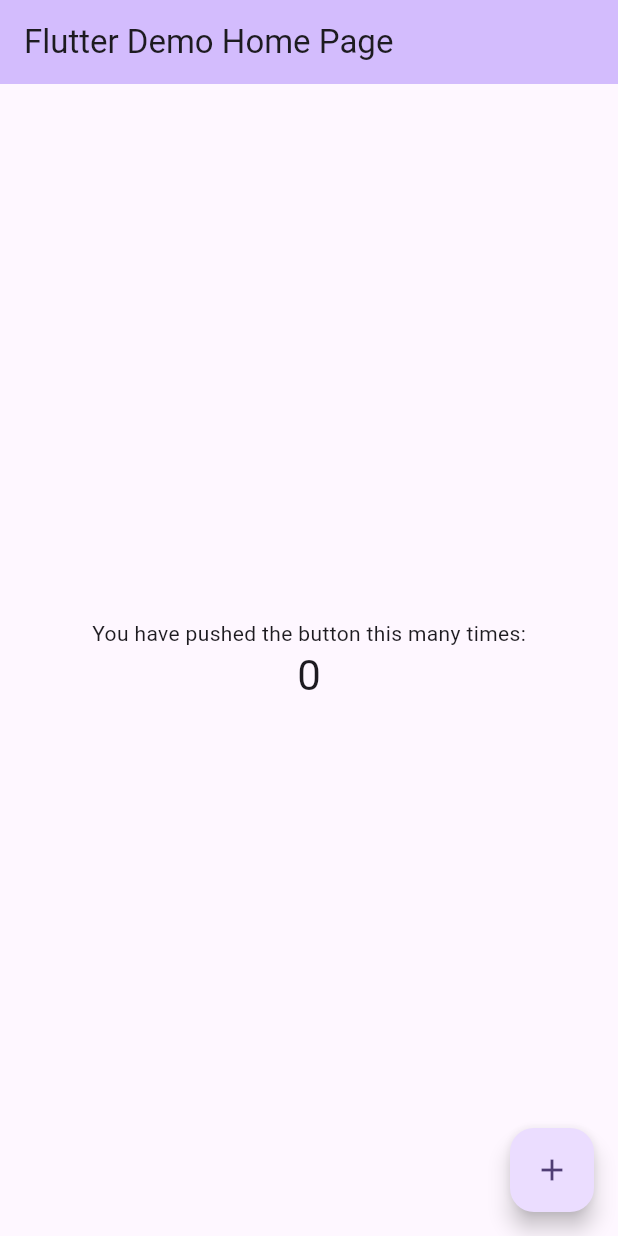
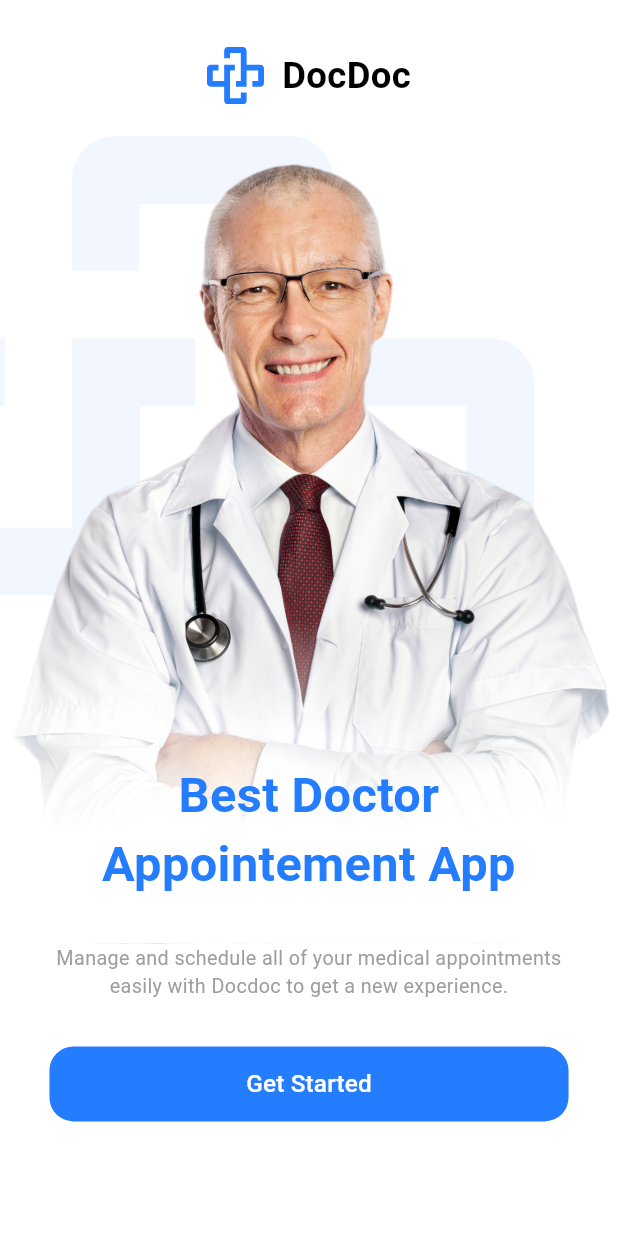
Before and after one commit to C0de871/flutter_advanced_course, a Flutter app: the screen it shows after launch, on a phone screen of 412 x 824 dp. Run offline on Flutter 3.47's test engine with Material 3 defaults, Android fonts, the phone set to English and light mode, and no system bars; our stand-ins replace flutter_screenutil, flutter_svg.

Commit message:
- added images & svgs folders to assets - added flutter_svg & added flutter_screenutil - made a file for doc app client - added navigation extention - added routing folder that contain router and routes file - added colors and text styles - added empty login screen - added onboarding screen

```diff
--- /dev/null
+++ b/lib/core/helpers/extentions.dart
@@ -0,0 +1,18 @@
+import 'package:flutter/material.dart';
+
+extension Navigation on BuildContext {
+  Future<dynamic> pushNamed(String routeName, {Object? arguments}) =>
+      Navigator.of(this).pushNamed(routeName, arguments: arguments);
+
+  Future<dynamic> pushReplacementNamed(String routeName, {Object? arguments}) =>
+      Navigator.of(this).pushReplacementNamed(routeName, arguments: arguments);
+
+  Future<dynamic> pushNamedAndRemoveUntil(
+    String routeName, {
+    Object? arguments,
+  }) => Navigator.of(
+    this,
+  ).pushNamedAndRemoveUntil(routeName, (route) => false, arguments: arguments);
+
+  void pop() => Navigator.of(this).pop();
+}
--- /dev/null
+++ b/lib/core/routing/app_router.dart
@@ -0,0 +1,26 @@
+import 'package:flutter/material.dart';
+import 'package:flutter_advanced_course/core/routing/routes.dart' show Routes;
+import 'package:flutter_advanced_course/features/onBoarding/onboarding_screen.dart';
+
+import '../../features/login/ui/login_screen.dart';
+
+class AppRouter {
+  const AppRouter();
+
+  Route generateRoute(RouteSettings settings) {
+    final arguments = settings.arguments;
+    switch (settings.name) {
+      case Routes.onBoardingScreen:
+        return MaterialPageRoute(
+          builder: (context) => const OnboardingScreen(),
+        );
+      case Routes.loginScreen:
+        return MaterialPageRoute(builder: (context) => const LoginScreen());
+      default:
+        return MaterialPageRoute(
+          builder: (context) =>
+              const Scaffold(body: Center(child: Text('No route found'))),
+        );
+    }
+  }
+}
--- /dev/null
+++ b/lib/core/routing/routes.dart
@@ -0,0 +1,4 @@
+class Routes {
+  static const String onBoardingScreen = '/onBoardingScreen';
+  static const String loginScreen = '/loginScreen';
+}
--- /dev/null
+++ b/lib/core/theme/colors.dart
@@ -0,0 +1,6 @@
+import 'dart:ui';
+
+class ColorsManager {
+  static const Color mainBlue = Color(0xff247cff);
+  static const Color grey = Color(0xff757575);
+}
--- /dev/null
+++ b/lib/core/theme/styles.dart
@@ -0,0 +1,30 @@
+import 'package:flutter/material.dart';
+import 'package:flutter_screenutil/flutter_screenutil.dart';
+
+import 'colors.dart';
+
+class TextStyles {
+  static TextStyle font24Black700Weight = TextStyle(
+    fontSize: 24.sp,
+    fontWeight: FontWeight.bold,
+    color: Colors.black,
+  );
+
+  static TextStyle font32BlueBoldWeight = TextStyle(
+    fontSize: 32.sp,
+    fontWeight: FontWeight.bold,
+    color: ColorsManager.mainBlue,
+  );
+
+  static TextStyle font13GreyRegular = TextStyle(
+    fontSize: 13.sp,
+    fontWeight: FontWeight.normal,
+    color: Colors.grey,
+  );
+
+  static TextStyle font16WhiteSemiBold = TextStyle(
+    fontSize: 16.sp,
+    fontWeight: FontWeight.w500,
+    color: Colors.white,
+  );
+}
--- /dev/null
+++ b/lib/doc_app.dart
@@ -0,0 +1,30 @@
+import 'package:flutter/material.dart';
+import 'package:flutter_advanced_course/core/theme/colors.dart';
+import 'package:flutter_screenutil/flutter_screenutil.dart';
+
+import 'core/routing/app_router.dart';
+import 'core/routing/routes.dart';
+
+class DocApp extends StatelessWidget {
+  final AppRouter appRouter;
+  const DocApp({super.key, required this.appRouter});
+
+  @override
+  Widget build(BuildContext context) {
+    return ScreenUtilInit(
+      designSize: const Size(375, 812),
+      minTextAdapt: true,
+
+      child: MaterialApp(
+        debugShowCheckedModeBanner: false,
+        title: 'Doc app',
+        theme: ThemeData(
+          primaryColor: ColorsManager.mainBlue,
+          scaffoldBackgroundColor: Colors.white,
+        ),
+        initialRoute: Routes.onBoardingScreen,
+        onGenerateRoute: appRouter.generateRoute,
+      ),
+    );
+  }
+}
--- /dev/null
+++ b/lib/features/login/ui/login_screen.dart
@@ -0,0 +1,10 @@
+import 'package:flutter/material.dart';
+
+class LoginScreen extends StatelessWidget {
+  const LoginScreen({super.key});
+
+  @override
+  Widget build(BuildContext context) {
+    return Scaffold();
+  }
+}
--- /dev/null
+++ b/lib/features/onboarding/onboarding_screen.dart
@@ -0,0 +1,43 @@
+import 'package:flutter/material.dart';
+import 'package:flutter_advanced_course/features/onboarding/widgets/doc_logo_and_name.dart';
+import 'package:flutter_screenutil/flutter_screenutil.dart';
+
+import '../../core/theme/styles.dart';
+import 'widgets/doctor_image_and_text.dart';
+import 'widgets/get_started_button.dart';
+
+class OnboardingScreen extends StatelessWidget {
+  const OnboardingScreen({super.key});
+
+  @override
+  Widget build(BuildContext context) {
+    return Scaffold(
+      body: SafeArea(
+        child: SingleChildScrollView(
+          padding: EdgeInsets.symmetric(vertical: 30.h),
+          child: Column(
+            children: [
+              DocLogoAndName(),
+              SizedBox(height: 20.h),
+              const DoctorImageAndText(),
+              Padding(
+                padding: EdgeInsets.symmetric(horizontal: 30.w),
+                child: Column(
+                  children: [
+                    Text(
+                      "Manage and schedule all of your medical appointments easily with Docdoc to get a new experience.",
+                      textAlign: TextAlign.center,
+                      style: TextStyles.font13GreyRegular,
+                    ),
+                    SizedBox(height: 30.h),
+                    const GetStartedButton(),
+                  ],
+                ),
+              ),
+            ],
+          ),
+        ),
+      ),
+    );
+  }
+}
--- /dev/null
+++ b/lib/features/onboarding/widgets/doc_logo_and_name.dart
@@ -0,0 +1,21 @@
+import 'package:flutter/material.dart';
+import 'package:flutter_screenutil/flutter_screenutil.dart';
+import 'package:flutter_svg/svg.dart';
+
+import '../../../core/theme/styles.dart';
+
+class DocLogoAndName extends StatelessWidget {
+  const DocLogoAndName({super.key});
+
+  @override
+  Widget build(BuildContext context) {
+    return Row(
+      mainAxisAlignment: MainAxisAlignment.center,
+      children: [
+        SvgPicture.asset("assets/svgs/docdoc_logo.svg"),
+        SizedBox(width: 10.w),
+        Text("DocDoc", style: TextStyles.font24Black700Weight),
+      ],
+    );
+  }
+}
--- /dev/null
+++ b/lib/features/onboarding/widgets/doctor_image_and_text.dart
@@ -0,0 +1,39 @@
+import 'package:flutter/material.dart';
+import 'package:flutter_screenutil/flutter_screenutil.dart';
+import 'package:flutter_svg/svg.dart';
+
+import '../../../core/theme/styles.dart';
+
+class DoctorImageAndText extends StatelessWidget {
+  const DoctorImageAndText({super.key});
+
+  @override
+  Widget build(BuildContext context) {
+    return Stack(
+      children: [
+        SvgPicture.asset("assets/svgs/docdoc_logo_low_opacity.svg"),
+        Container(
+          foregroundDecoration: BoxDecoration(
+            gradient: LinearGradient(
+              begin: Alignment.bottomCenter,
+              end: Alignment.topCenter,
+              colors: [Colors.white, Colors.white.withOpacity(0.0)],
+              stops: [0.14, 0.4],
+            ),
+          ),
+          child: Image.asset("assets/images/onboarding_doctor.png"),
+        ),
+        Positioned(
+          bottom: 30,
+          left: 30.w,
+          right: 30.w,
+          child: Text(
+            "Best Doctor Appointement App",
+            textAlign: TextAlign.center,
+            style: TextStyles.font32BlueBoldWeight,
+          ),
+        ),
+      ],
+    );
+  }
+}
--- /dev/null
+++ b/lib/features/onboarding/widgets/get_started_button.dart
@@ -0,0 +1,27 @@
+import 'package:flutter/material.dart';
+import 'package:flutter_advanced_course/core/theme/colors.dart';
+
+import '../../../core/routing/routes.dart';
+import '../../../core/theme/styles.dart';
+
+class GetStartedButton extends StatelessWidget {
+  const GetStartedButton({super.key});
+
+  @override
+  Widget build(BuildContext context) {
+    return TextButton(
+      onPressed: () {
+        Navigator.pushNamed(context, Routes.loginScreen);
+      },
+      style: ButtonStyle(
+        backgroundColor: WidgetStateProperty.all(ColorsManager.mainBlue),
+        tapTargetSize: MaterialTapTargetSize.shrinkWrap,
+        minimumSize: WidgetStateProperty.all(const Size(double.infinity, 50)),
+        shape: WidgetStateProperty.all(
+          RoundedRectangleBorder(borderRadius: BorderRadius.circular(16)),
+        ),
+      ),
+      child: Text("Get Started", style: TextStyles.font16WhiteSemiBold),
+    );
+  }
+}
--- a/lib/main.dart
+++ b/lib/main.dart
@@ -1,123 +1,8 @@
 import 'package:flutter/material.dart';
+import 'package:flutter_advanced_course/doc_app.dart';
+
+import 'core/routing/app_router.dart';
 
 void main() {
-  runApp(const MyApp());
+  runApp(const DocApp(appRouter: AppRouter()));
 }
-
-class MyApp extends StatelessWidget {
-  const MyApp({super.key});
-
-  // This widget is the root of your application.
-  @override
-  Widget build(BuildContext context) {
-    return MaterialApp(
-      title: 'Flutter Demo',
-      debugShowCheckedModeBanner: false,
-      theme: ThemeData(
-        // This is the theme of your application.
-        //
-        // TRY THIS: Try running your application with "flutter run". You'll see
-        // the application has a purple toolbar. Then, without quitting the app,
-        // try changing the seedColor in the colorScheme below to Colors.green
-        // and then invoke "hot reload" (save your changes or press the "hot
-        // reload" button in a Flutter-supported IDE, or press "r" if you used
-        // the command line to start the app).
-        //
-        // Notice that the counter didn't reset back to zero; the application
-        // state is not lost during the reload. To reset the state, use hot
-        // restart instead.
-        //
-        // This works for code too, not just values: Most code changes can be
-        // tested with just a hot reload.
-        colorScheme: ColorScheme.fromSeed(seedColor: Colors.deepPurple),
-      ),
-      home: const MyHomePage(title: 'Flutter Demo Home Page'),
-    );
-  }
-}
-
-class MyHomePage extends StatefulWidget {
-  const MyHomePage({super.key, required this.title});
-
-  // This widget is the home page of your application. It is stateful, meaning
-  // that it has a State object (defined below) that contains fields that affect
-  // how it looks.
-
-  // This class is the configuration for the state. It holds the values (in this
-  // case the title) provided by the parent (in this case the App widget) and
-  // used by the build method of the State. Fields in a Widget subclass are
-  // always marked "final".
-
-  final String title;
-
-  @override
-  State<MyHomePage> createState() => _MyHomePageState();
-}
-
-class _MyHomePageState extends State<MyHomePage> {
-  int _counter = 0;
-
-  void _incrementCounter() {
-    setState(() {
-      // This call to setState tells the Flutter framework that something has
-      // changed in this State, which causes it to rerun the build method below
-      // so that the display can reflect the updated values. If we changed
-      // _counter without calling setState(), then the build method would not be
-      // called again, and so nothing would appear to happen.
-      _counter++;
-    });
-  }
-
-  @override
-  Widget build(BuildContext context) {
-    // This method is rerun every time setState is called, for instance as done
-    // by the _incrementCounter method above.
-    //
-    // The Flutter framework has been optimized to make rerunning build methods
-    // fast, so that you can just rebuild anything that needs updating rather
-    // than having to individually change instances of widgets.
-    return Scaffold(
-      appBar: AppBar(
-        // TRY THIS: Try changing the color here to a specific color (to
-        // Colors.amber, perhaps?) and trigger a hot reload to see the AppBar
-        // change color while the other colors stay the same.
-        backgroundColor: Theme.of(context).colorScheme.inversePrimary,
-        // Here we take the value from the MyHomePage object that was created by
-        // the App.build method, and use it to set our appbar title.
-        title: Text(widget.title),
-      ),
-      body: Center(
-        // Center is a layout widget. It takes a single child and positions it
-        // in the middle of the parent.
-        child: Column(
-          // Column is also a layout widget. It takes a list of children and
-          // arranges them vertically. By default, it sizes itself to fit its
-          // children horizontally, and tries to be as tall as its parent.
-          //
-          // Column has various properties to control how it sizes itself and
-          // how it positions its children. Here we use mainAxisAlignment to
-          // center the children vertically; the main axis here is the vertical
-          // axis because Columns are vertical (the cross axis would be
-          // horizontal).
-          //
-          // TRY THIS: Invoke "debug painting" (choose the "Toggle Debug Paint"
-          // action in the IDE, or press "p" in the console), to see the
-          // wireframe for each widget.
-          mainAxisAlignment: MainAxisAlignment.center,
-          children: <Widget>[
-            const Text('You have pushed the button this many times:'),
-            Text(
-              '$_counter',
-              style: Theme.of(context).textTheme.headlineMedium,
-            ),
-          ],
-        ),
-      ),
-      floatingActionButton: FloatingActionButton(
-        onPressed: _incrementCounter,
-        tooltip: 'Increment',
-        child: const Icon(Icons.add),
-      ), // This trailing comma makes auto-formatting nicer for build methods.
-    );
-  }
-}
```
Also changed, not shown: pubspec.yaml (+8 -4 lines), assets/images/onboarding_doctor.png (added), assets/svgs/docdoc_logo.svg (added), assets/svgs/docdoc_logo_low_opacity.svg (added), pubspec.lock, 1 other file.
